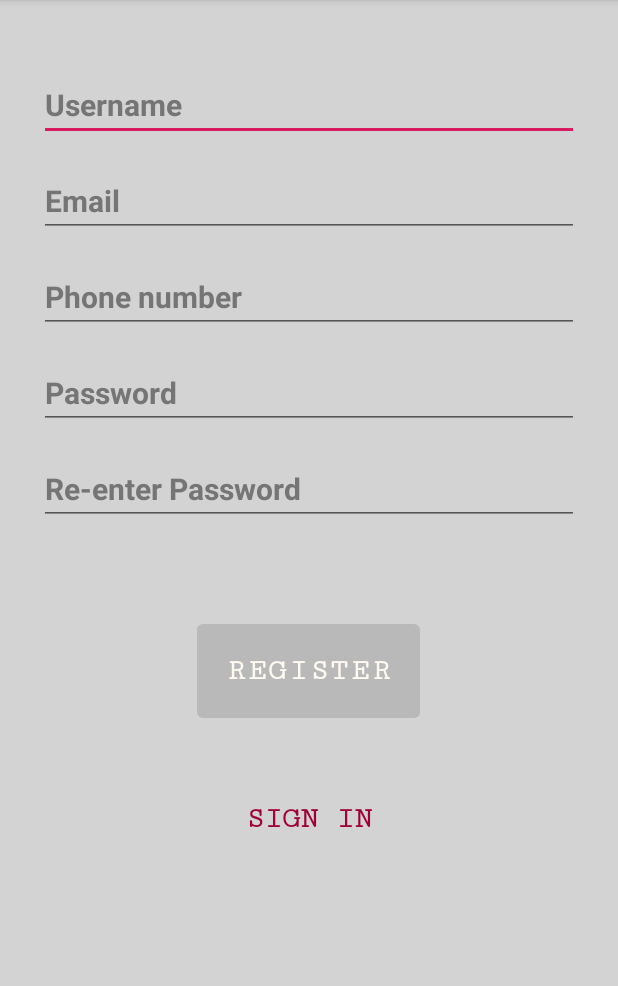
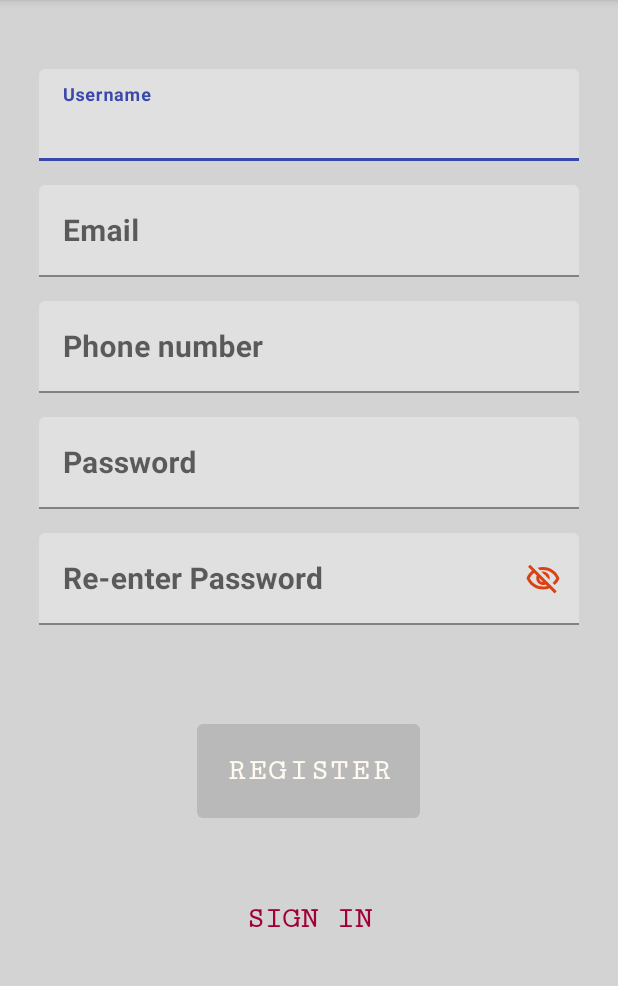
Before and after one commit to gitibeyonde/IbeyondeCam, an Android app: the RegistrationActivity screen opened directly, with no data from a screen before it, on a phone screen of 412 x 824 dp, the part 84-1070 px from its top. Run offline under Robolectric (Android 15) with nearby library versions, the phone set to English and light mode, and no system bars; our stand-ins replace Volley.

Commit message:
adding password eye

```diff
--- /dev/null
+++ b/app/src/main/res/drawable/eye.xml
@@ -0,0 +1,10 @@
+<vector xmlns:android="http://schemas.android.com/apk/res/android"
+    android:width="24dp"
+    android:height="24dp"
+    android:viewportWidth="24"
+    android:viewportHeight="24"
+    android:tint="?attr/colorControlNormal">
+  <path
+      android:fillColor="@android:color/white"
+      android:pathData="M12,6c3.79,0 7.17,2.13 8.82,5.5C19.17,14.87 15.79,17 12,17s-7.17,-2.13 -8.82,-5.5C4.83,8.13 8.21,6 12,6m0,-2C7,4 2.73,7.11 1,11.5 2.73,15.89 7,19 12,19s9.27,-3.11 11,-7.5C21.27,7.11 17,4 12,4zM12,9c1.38,0 2.5,1.12 2.5,2.5S13.38,14 12,14s-2.5,-1.12 -2.5,-2.5S10.62,9 12,9m0,-2c-2.48,0 -4.5,2.02 -4.5,4.5S9.52,16 12,16s4.5,-2.02 4.5,-4.5S14.48,7 12,7z"/>
+</vector>
--- /dev/null
+++ b/app/src/main/res/drawable/eye_off.xml
@@ -0,0 +1,10 @@
+<vector xmlns:android="http://schemas.android.com/apk/res/android"
+    android:width="24dp"
+    android:height="24dp"
+    android:viewportWidth="24"
+    android:viewportHeight="24"
+    android:tint="?attr/colorControlNormal">
+  <path
+      android:fillColor="@android:color/white"
+      android:pathData="M12,6c3.79,0 7.17,2.13 8.82,5.5 -0.59,1.22 -1.42,2.27 -2.41,3.12l1.41,1.41c1.39,-1.23 2.49,-2.77 3.18,-4.53C21.27,7.11 17,4 12,4c-1.27,0 -2.49,0.2 -3.64,0.57l1.65,1.65C10.66,6.09 11.32,6 12,6zM10.93,7.14L13,9.21c0.57,0.25 1.03,0.71 1.28,1.28l2.07,2.07c0.08,-0.34 0.14,-0.7 0.14,-1.07C16.5,9.01 14.48,7 12,7c-0.37,0 -0.72,0.05 -1.07,0.14zM2.01,3.87l2.68,2.68C3.06,7.83 1.77,9.53 1,11.5 2.73,15.89 7,19 12,19c1.52,0 2.98,-0.29 4.32,-0.82l3.42,3.42 1.41,-1.41L3.42,2.45 2.01,3.87zM9.51,11.37l2.61,2.61c-0.04,0.01 -0.08,0.02 -0.12,0.02 -1.38,0 -2.5,-1.12 -2.5,-2.5 0,-0.05 0.01,-0.08 0.01,-0.13zM6.11,7.97l1.75,1.75c-0.23,0.55 -0.36,1.15 -0.36,1.78 0,2.48 2.02,4.5 4.5,4.5 0.63,0 1.23,-0.13 1.77,-0.36l0.98,0.98c-0.88,0.24 -1.8,0.38 -2.75,0.38 -3.79,0 -7.17,-2.13 -8.82,-5.5 0.7,-1.43 1.72,-2.61 2.93,-3.53z"/>
+</vector>
--- /dev/null
+++ b/app/src/main/res/drawable/eye_show.xml
@@ -0,0 +1,5 @@
+<?xml version="1.0" encoding="utf-8"?>
+<selector xmlns:android="http://schemas.android.com/apk/res/android">
+    <item android:drawable="@drawable/eye" android:state_checked="true"/>
+    <item android:drawable="@drawable/eye_off"/>
+</selector>
--- a/app/src/main/res/layout/activity_registration.xml
+++ b/app/src/main/res/layout/activity_registration.xml
@@ -1,16 +1,20 @@
 <?xml version="1.0" encoding="utf-8"?>
-<LinearLayout xmlns:android="http://schemas.android.com/apk/res/android"
+<ScrollView xmlns:android="http://schemas.android.com/apk/res/android"
     xmlns:app="http://schemas.android.com/apk/res-auto"
     xmlns:tools="http://schemas.android.com/tools"
     android:id="@+id/container"
     android:layout_width="match_parent"
-    android:layout_height="match_parent"
+    android:layout_height="wrap_content"
+    tools:context=".ui.login.RegistrationActivity">
+
+    <LinearLayout
+        android:layout_width="match_parent"
+        android:layout_height="1200dp"
         android:orientation="vertical"
         android:paddingLeft="@dimen/activity_horizontal_margin"
         android:paddingTop="@dimen/activity_vertical_margin"
         android:paddingRight="@dimen/activity_horizontal_margin"
-    android:paddingBottom="@dimen/activity_vertical_margin"
-    tools:context=".ui.login.RegistrationActivity">
+        android:paddingBottom="@dimen/activity_vertical_margin">
 
     <ProgressBar
         android:id="@+id/loading"
@@ -18,7 +22,11 @@
         android:layout_height="85dp"
         android:visibility="gone" />
 
-    <EditText
+    <com.google.android.material.textfield.TextInputLayout
+        android:id="@+id/layoutTextInput1"
+        android:layout_width="match_parent"
+        android:layout_height="wrap_content">
+        <com.google.android.material.textfield.TextInputEditText
             android:id="@+id/username"
             style="@style/TextStyle"
             android:layout_width="match_parent"
@@ -29,11 +37,15 @@
             android:inputType="textPersonName"
             android:selectAllOnFocus="true"
             android:textColorHint="#757575" />
+    </com.google.android.material.textfield.TextInputLayout>
 
-    <EditText
+    <com.google.android.material.textfield.TextInputLayout
+        android:id="@+id/layoutTextInput2"
+        android:layout_width="match_parent"
+        android:layout_height="wrap_content">
+        <com.google.android.material.textfield.TextInputEditText
             android:id="@+id/email"
             style="@style/TextStyle"
-        android:textColorHint="#757575"
             android:layout_width="match_parent"
             android:layout_height="wrap_content"
             android:layout_marginTop="16dp"
@@ -42,12 +54,17 @@
             android:imeActionLabel="@string/action_register"
             android:imeOptions="actionDone"
             android:inputType="textEmailAddress"
-        android:selectAllOnFocus="true" />
+            android:selectAllOnFocus="true"
+            android:textColorHint="#757575" />
+    </com.google.android.material.textfield.TextInputLayout>
 
-    <EditText
+    <com.google.android.material.textfield.TextInputLayout
+        android:id="@+id/layoutTextInput3"
+        android:layout_width="match_parent"
+        android:layout_height="wrap_content">
+        <com.google.android.material.textfield.TextInputEditText
             android:id="@+id/phone"
             style="@style/TextStyle"
-        android:textColorHint="#757575"
             android:layout_width="match_parent"
             android:layout_height="wrap_content"
             android:layout_marginTop="16dp"
@@ -56,12 +73,17 @@
             android:imeActionLabel="@string/action_register"
             android:imeOptions="actionDone"
             android:inputType="phone"
-        android:selectAllOnFocus="true" />
+            android:selectAllOnFocus="true"
+            android:textColorHint="#757575" />
+    </com.google.android.material.textfield.TextInputLayout>
 
-    <EditText
+    <com.google.android.material.textfield.TextInputLayout
+        android:id="@+id/layoutTextInput4"
+        android:layout_width="match_parent"
+        android:layout_height="wrap_content">
+        <com.google.android.material.textfield.TextInputEditText
             android:id="@+id/password"
             style="@style/TextStyle"
-        android:textColorHint="#757575"
             android:layout_width="match_parent"
             android:layout_height="wrap_content"
             android:layout_marginTop="16dp"
@@ -70,12 +92,21 @@
             android:imeActionLabel="@string/action_register"
             android:imeOptions="actionDone"
             android:inputType="textPassword"
-        android:selectAllOnFocus="true" />
+            android:selectAllOnFocus="true"
+            android:textColorHint="#757575" />
+    </com.google.android.material.textfield.TextInputLayout>
 
-    <EditText
+
+    <com.google.android.material.textfield.TextInputLayout
+        android:id="@+id/layoutTextInput5"
+        android:layout_width="match_parent"
+        android:layout_height="wrap_content"
+        app:passwordToggleDrawable="@drawable/eye_show"
+        app:passwordToggleEnabled="true"
+        app:passwordToggleTint="@color/colorPrimary">
+        <com.google.android.material.textfield.TextInputEditText
             android:id="@+id/repeat_password"
             style="@style/TextStyle"
-        android:textColorHint="#757575"
             android:layout_width="match_parent"
             android:layout_height="wrap_content"
             android:layout_marginTop="16dp"
@@ -84,23 +115,25 @@
             android:imeActionLabel="@string/action_register"
             android:imeOptions="actionDone"
             android:inputType="textPassword"
-        android:selectAllOnFocus="true" />
+            android:selectAllOnFocus="true"
+            android:textColorHint="#757575" />
+    </com.google.android.material.textfield.TextInputLayout>
 
 
     <Button
         android:id="@+id/register"
+        style="@style/LinkButtonStyle"
         android:layout_width="wrap_content"
         android:layout_height="wrap_content"
-        style="@style/LinkButtonStyle"
         android:enabled="false"
         android:text="@string/action_register" />
 
     <TextView
         android:id="@+id/loginLink"
+        style="@style/LinkStyle"
         android:layout_width="wrap_content"
         android:layout_height="wrap_content"
-        style="@style/LinkStyle"
         android:text="@string/action_sign_in" />
 
-
     </LinearLayout>
+</ScrollView>
```
Also changed, not shown: app/src/main/res/layout/activity_login.xml (+29 -8 lines), app/src/main/res/layout/activity_reset.xml (+13 -9 lines). Lines whose indentation alone changed are shown as unchanged.
